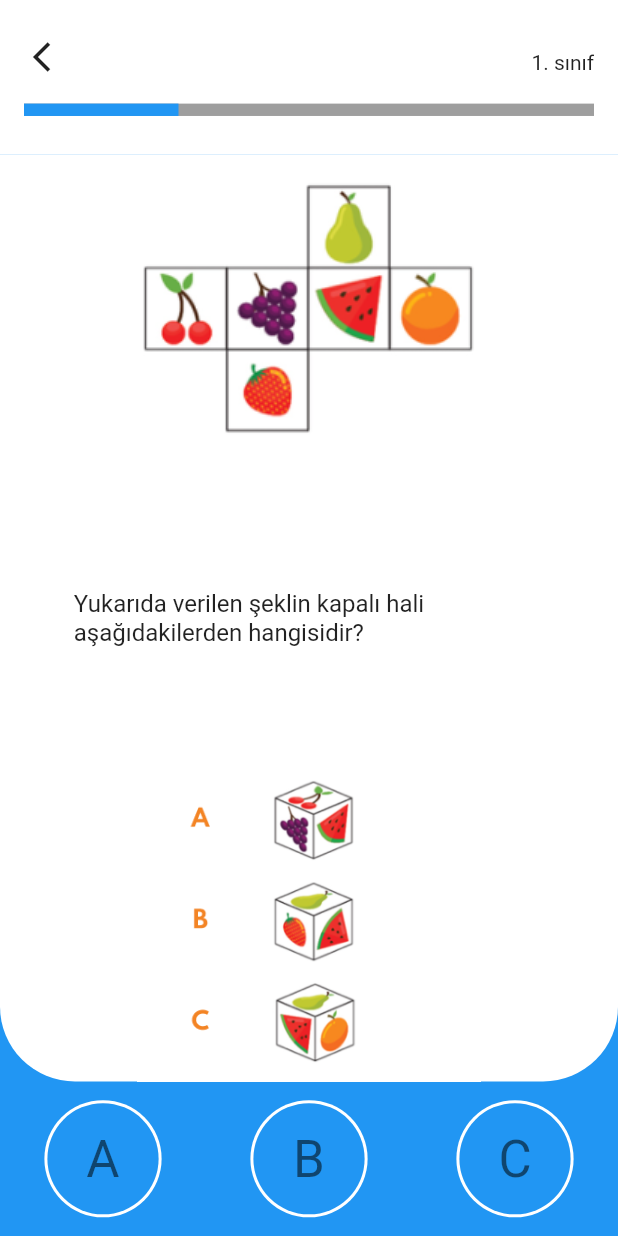
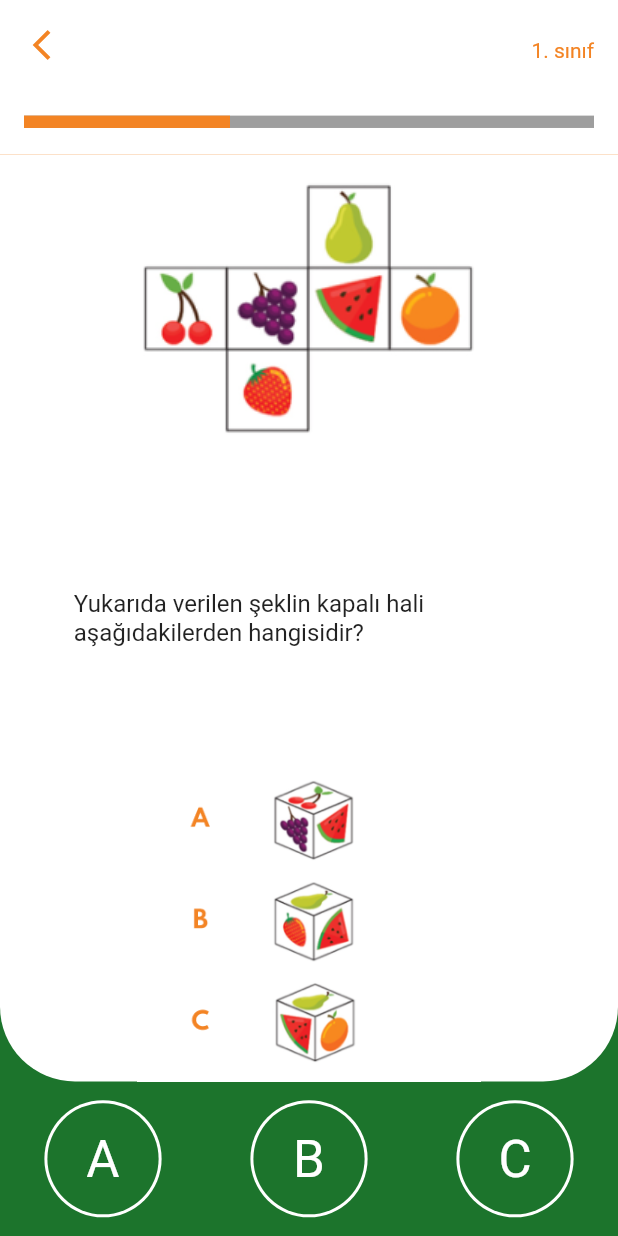
Before and after one commit to hasan-ciftci/dodi, a Flutter app: the QuestionView screen opened by its route, on a phone screen of 412 x 824 dp. Run offline on Flutter 3.47's test engine with Material 2 defaults, Android fonts, the phone set to English and light mode, and no system bars.

Commit message:
Theme, colors, social media assets added. Question view animation added for question progress bar

```diff
--- a/lib/core/constants/image_constants.dart
+++ b/lib/core/constants/image_constants.dart
@@ -28,4 +28,7 @@ class ImageConstants {
   String get introduction1 => "1".introductionToPng;
   String get introduction2 => "2".introductionToPng;
   String get introduction3 => "3".introductionToPng;
+
+  String get facebook => "facebook".socialMediaToPng;
+  String get google => "google".socialMediaToPng;
 }
--- a/lib/core/extension/image_extension.dart
+++ b/lib/core/extension/image_extension.dart
@@ -5,4 +5,5 @@ extension _ImageExtension on String {
   String get toPng => 'assets/image/$this.png';
   String get mockQuestionToPng => 'assets/image/mockquestions/$this.png';
   String get introductionToPng => 'assets/image/introduction/$this.png';
+  String get socialMediaToPng => 'assets/image/socialmedia/$this.png';
 }
--- a/lib/view/question_view.dart
+++ b/lib/view/question_view.dart
@@ -9,7 +9,7 @@ class QuestionView extends StatefulWidget {
 }
 
 class _QuestionViewState extends State<QuestionView>
-    with SingleTickerProviderStateMixin {
+    with TickerProviderStateMixin {
   TabController _tabController;
 
   @override
@@ -140,7 +140,9 @@ class _QuestionViewState extends State<QuestionView>
         height: size.height * .125,
         color: Colors.white,
         child: Padding(
-          padding: EdgeInsets.all(16.0),
+          padding: EdgeInsets.symmetric(horizontal: 16.0),
+          child: SafeArea(
+            bottom: false,
             child: Column(
               mainAxisAlignment: MainAxisAlignment.spaceAround,
               children: [
@@ -148,8 +150,16 @@ class _QuestionViewState extends State<QuestionView>
                   mainAxisAlignment: MainAxisAlignment.spaceBetween,
                   crossAxisAlignment: CrossAxisAlignment.end,
                   children: [
-                  Icon(Icons.arrow_back_ios_outlined),
-                  Text("1. sınıf"),
+                    Icon(
+                      Icons.arrow_back_ios_outlined,
+                      color: Theme.of(context).backgroundColor,
+                    ),
+                    Text(
+                      "1. sınıf",
+                      style: TextStyle(
+                        color: Theme.of(context).backgroundColor,
+                      ),
+                    ),
                   ],
                 ),
                 Stack(
@@ -160,15 +170,13 @@ class _QuestionViewState extends State<QuestionView>
                       color: Theme.of(context).disabledColor,
                     ),
                     AnimatedContainer(
-                    duration: Duration(milliseconds: 1000),
-                    curve: Curves.elasticInOut,
-                    child: Container(
+                      duration: Duration(milliseconds: 500),
+                      curve: Curves.easeInOut,
                       width: size.width *
                           (tabController.index + 1) /
-                          (tabController.length),
+                          (tabController.length - 1),
                       height: size.height * .01,
-                      color: Theme.of(context).primaryColor,
-                    ),
+                      color: Theme.of(context).backgroundColor,
                     ),
                   ],
                 ),
@@ -176,24 +184,20 @@ class _QuestionViewState extends State<QuestionView>
             ),
           ),
         ),
+      ),
     );
   }
 
-  Container buildBackground(Size size, BuildContext context) {
-    return Container(
-      height: size.height,
-      width: size.width,
-      decoration: BoxDecoration(
-        gradient: LinearGradient(
-          begin: Alignment.topCenter,
-          end: Alignment.bottomCenter,
-          stops: [0.0, 0.5],
-          colors: [
-            Theme.of(context).backgroundColor,
-            Theme.of(context).primaryColor,
+  Column buildBackground(Size size, BuildContext context) {
+    return Column(
+      children: [
+        Expanded(
+          child: Container(color: Theme.of(context).backgroundColor),
+        ),
+        Expanded(
+          child: Container(color: Theme.of(context).primaryColor),
+        )
       ],
-        ),
-      ),
     );
   }
 }
@@ -352,7 +356,10 @@ class _OptionsState extends State<Options> {
                     radius: widget.size.height * .045,
                     child: Text(
                       "A",
-                      style: Theme.of(context).textTheme.headline4,
+                      style: Theme.of(context)
+                          .textTheme
+                          .headline4
+                          .copyWith(color: Colors.white),
                     ),
                   ),
                 ),
@@ -378,7 +385,10 @@ class _OptionsState extends State<Options> {
                     radius: widget.size.height * .045,
                     child: Text(
                       "B",
-                      style: Theme.of(context).textTheme.headline4,
+                      style: Theme.of(context)
+                          .textTheme
+                          .headline4
+                          .copyWith(color: Colors.white),
                     ),
                   ),
                 ),
@@ -404,7 +414,10 @@ class _OptionsState extends State<Options> {
                     radius: widget.size.height * .045,
                     child: Text(
                       "C",
-                      style: Theme.of(context).textTheme.headline4,
+                      style: Theme.of(context)
+                          .textTheme
+                          .headline4
+                          .copyWith(color: Colors.white),
                     ),
                   ),
                 ),
--- a/pubspec.yaml
+++ b/pubspec.yaml
@@ -22,6 +22,7 @@ flutter:
   assets:
     - assets/image/classes/
     - assets/image/introduction/
+    - assets/image/socialmedia/
     - assets/image/analyzing.png
     - assets/image/line.png
     - assets/image/result.png
```
Also changed, not shown: lib/main.dart (+10 -1 lines), lib/view/class_select_view.dart (+38 -22 lines), lib/view/finish_test_screen.dart (+13 -15 lines), lib/view/login_view.dart (+36 -19 lines), lib/view/onboarding_view.dart (+8 -11 lines), lib/view/result_view.dart (+51 -26 lines), lib/view/sign_up_view.dart (+32 -20 lines), lib/view/test_introduction_view.dart (+21 -17 lines), assets/image/socialmedia/facebook.png (added), assets/image/socialmedia/google.png (added). Lines whose indentation alone changed are shown as unchanged.
